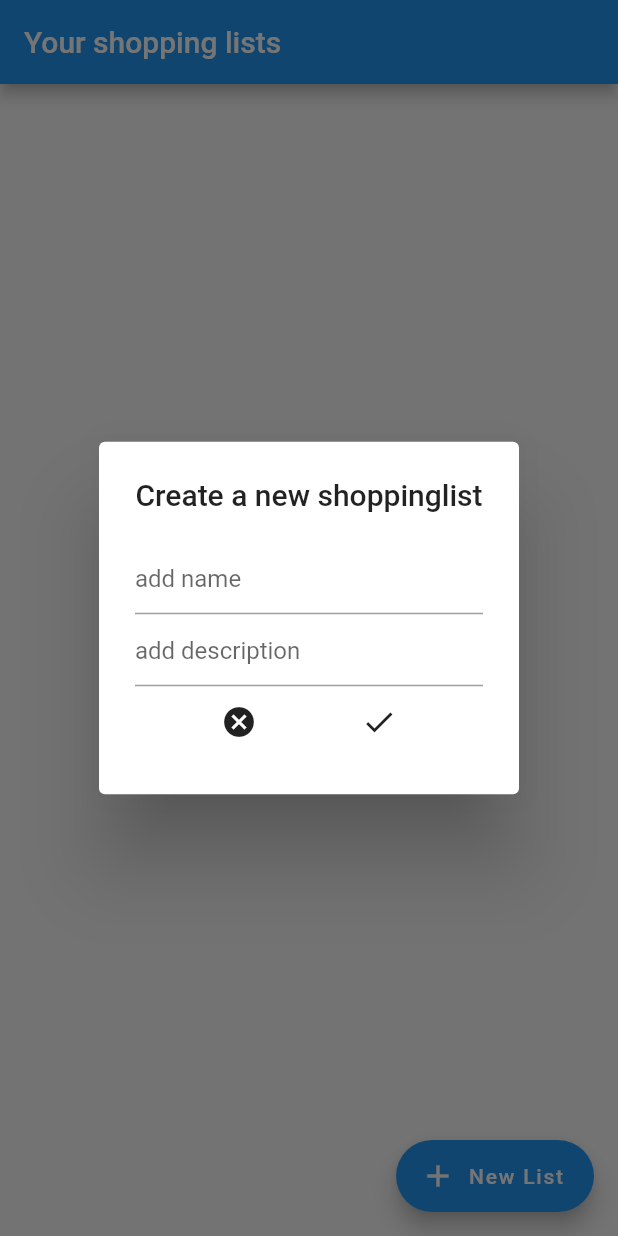
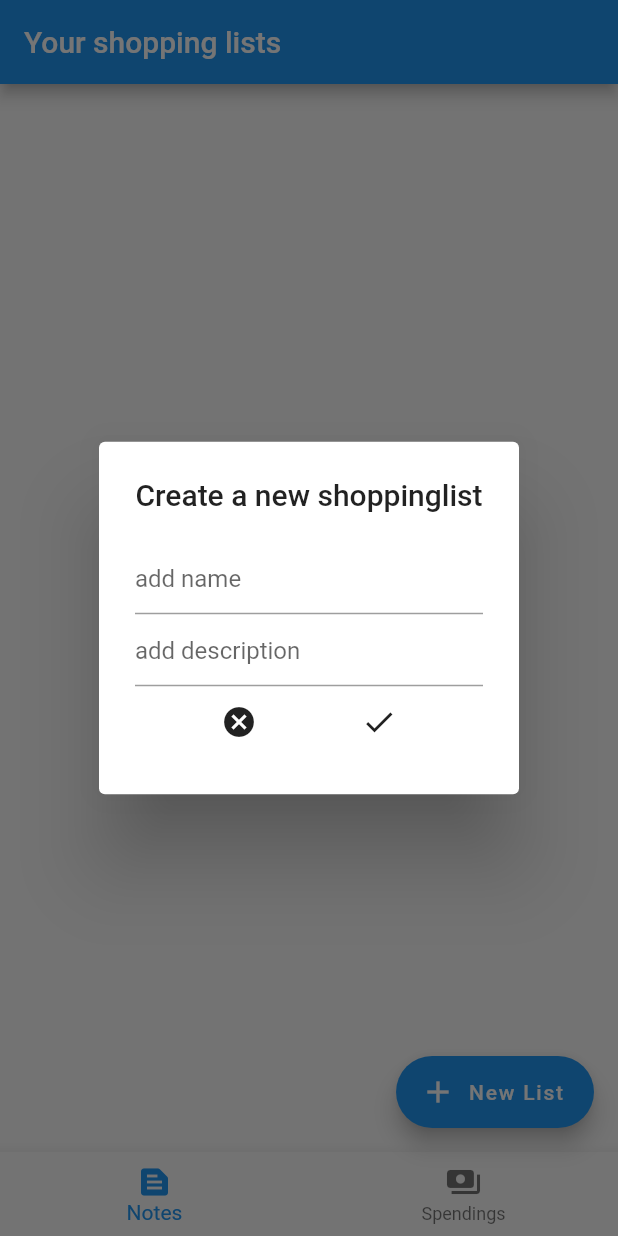
Before and after one commit to msjtw/listSplit, a Flutter app: the screen it shows after launch, after a tap on "New List", on a phone screen of 412 x 824 dp. Run offline on Flutter 3.47's test engine with Material 2 defaults, Android fonts, the phone set to English and light mode, and no system bars; our stand-ins replace flutter_riverpod, objectbox; generated files the repository leaves out were written again.

```diff
--- a/lib/main.dart
+++ b/lib/main.dart
@@ -1,5 +1,7 @@
 import 'package:flutter/material.dart';
 import 'package:flutter_riverpod/flutter_riverpod.dart';
+import 'package:list_split/views/spendingview.dart';
+import 'providers/currentviewprovider.dart';
 import 'services/save/objectbox.dart';
 
 //import 'theme.dart';
@@ -32,19 +34,36 @@ class MyApp extends StatelessWidget {
       initialRoute: '/',
       routes: {
         '/': (context) => const HomePage(),
-        //'/ShoppingListView': (context) => ShoppingListView(),
+        '/AllListView': (context) => const AllListView(),
+        '/SpendingView': (context) => const SpendingView(),
       },
     );
   }
 }
 
-class HomePage extends StatelessWidget {
+// class HomePage extends StatelessWidget {
+//   const HomePage({super.key});
+
+//   @override
+//   Widget build(BuildContext context) {
+//     return const SafeArea(
+//       child: AllListView(),
+//     );
+//   }
+// }
+
+class HomePage extends ConsumerWidget {
   const HomePage({super.key});
 
   @override
-  Widget build(BuildContext context) {
-    return const SafeArea(
-      child: AllListView(),
-    );
+  Widget build(BuildContext context, WidgetRef ref) {
+    int currentView = ref.watch(currentViewProvider);
+    switch (currentView) {
+      case 0:
+        return const AllListView();
+      case 1:
+        return const SpendingView();
+    }
+    return Container();
   }
 }
--- /dev/null
+++ b/lib/providers/currentviewprovider.dart
@@ -0,0 +1,16 @@
+import 'package:flutter_riverpod/flutter_riverpod.dart';
+
+class ViewNotifier extends Notifier<int> {
+  @override
+  int build() {
+    return 0;
+  }
+
+  void setView(int index) {
+    state = index;
+  }
+}
+
+final currentViewProvider = NotifierProvider<ViewNotifier, int>(() {
+  return ViewNotifier();
+});
--- /dev/null
+++ b/lib/services/bnb.dart
@@ -0,0 +1,40 @@
+import 'package:flutter/material.dart';
+import 'package:flutter_riverpod/flutter_riverpod.dart';
+
+import '../providers/currentviewprovider.dart';
+
+class BNB extends ConsumerStatefulWidget {
+  const BNB({super.key});
+
+  @override
+  ConsumerState<ConsumerStatefulWidget> createState() => _BNBState();
+}
+
+class _BNBState extends ConsumerState<BNB> {
+  late int _selectedIndex;
+
+  @override
+  void initState() {
+    _selectedIndex = ref.read(currentViewProvider);
+    super.initState();
+  }
+
+  @override
+  Widget build(BuildContext context) {
+    return BottomNavigationBar(
+      items: const <BottomNavigationBarItem>[
+        BottomNavigationBarItem(
+          icon: Icon(Icons.text_snippet),
+          label: 'Notes',
+        ),
+        BottomNavigationBarItem(
+          icon: Icon(Icons.payments),
+          label: 'Spendings',
+        ),
+      ],
+      currentIndex: _selectedIndex,
+      onTap: (int index) =>
+          ref.read(currentViewProvider.notifier).setView(index),
+    );
+  }
+}
--- a/lib/views/alllistview.dart
+++ b/lib/views/alllistview.dart
@@ -2,6 +2,7 @@ import 'package:flutter/material.dart';
 import 'package:flutter_riverpod/flutter_riverpod.dart';
 
 import '../providers/shoppinglistprovider.dart';
+import '../services/bnb.dart';
 import '../services/models.dart';
 import '../services/you_sure_prompt.dart';
 import 'shoppinglistview.dart';
@@ -17,6 +18,7 @@ class AllListView extends ConsumerWidget {
       appBar: AppBar(
         title: const Text('Your shopping lists'),
       ),
+      bottomNavigationBar: BNB(),
       body: ListView.builder(
         itemCount: shoppingLists.length,
         itemBuilder: (BuildContext context, int index) {
@@ -55,7 +57,7 @@ class AllListView extends ConsumerWidget {
                                       .editList(list);
                                 }
                               },
-                              icon: const Icon(Icons.menu))
+                              icon: const Icon(Icons.more_vert))
                         ],
                       ),
                       const SizedBox(height: 10),
--- a/lib/views/shoppinglistview.dart
+++ b/lib/views/shoppinglistview.dart
@@ -210,7 +210,7 @@ class _ShoppingListViewState extends ConsumerState<ShoppingListView> {
                         Navigator.of(context).push(
                           MaterialPageRoute(
                             builder: (context) => ShoppingView(
-                              list: list,
+                              list: list.copyWith(),
                               pastShopping: PastShopping(
                                 listUuid: list.uuid,
                                 things: [
```
Also changed, not shown: lib/views/spendingview.dart (+15 -15 lines), 1 other file.
